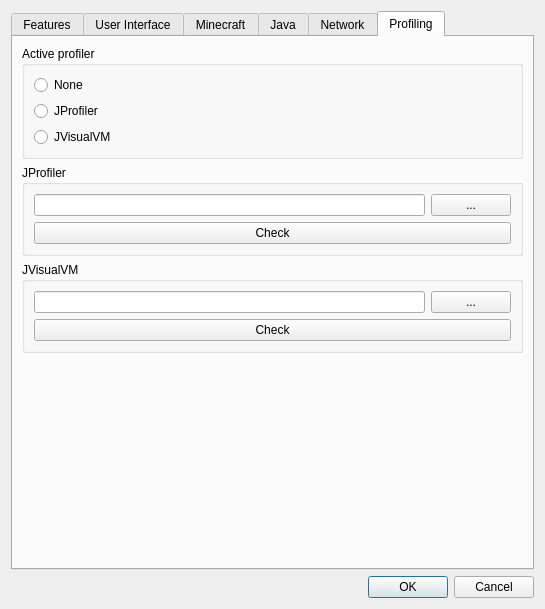
The window that gui/dialogs/SettingsDialog.ui (FreesmTeam/FreesmLauncher) describes before a commit, drawn with Qt 5.
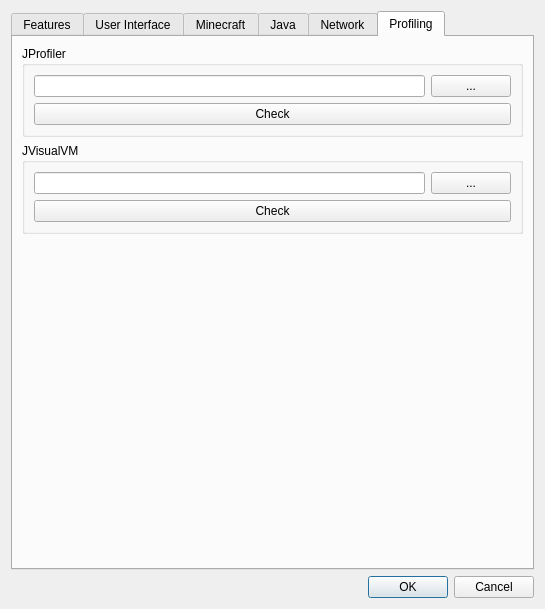
The same window after the commit. The open tabs and pages were chosen to show the change. Icons and pictures are not drawn.

Patch:
```diff
--- a/gui/dialogs/SettingsDialog.ui
+++ b/gui/dialogs/SettingsDialog.ui
@@ -868,36 +868,6 @@
        <string>Profiling</string>
       </attribute>
       <layout class="QVBoxLayout" name="verticalLayout_13">
-       <item>
-        <widget class="QGroupBox" name="groupBox_4">
-         <property name="title">
-          <string>Active profiler</string>
-         </property>
-         <layout class="QVBoxLayout" name="verticalLayout_12">
-          <item>
-           <widget class="QRadioButton" name="profilerNoneBtn">
-            <property name="text">
-             <string>None</string>
-            </property>
-           </widget>
-          </item>
-          <item>
-           <widget class="QRadioButton" name="jprofilerBtn">
-            <property name="text">
-             <string>JProfiler</string>
-            </property>
-           </widget>
-          </item>
-          <item>
-           <widget class="QRadioButton" name="jvisualvmBtn">
-            <property name="text">
-             <string>JVisualVM</string>
-            </property>
-           </widget>
-          </item>
-         </layout>
-        </widget>
-       </item>
        <item>
         <widget class="QGroupBox" name="groupBox_2">
          <property name="title">
```
Left out of the diff: 8 changed lines with no effect on the pictures.
